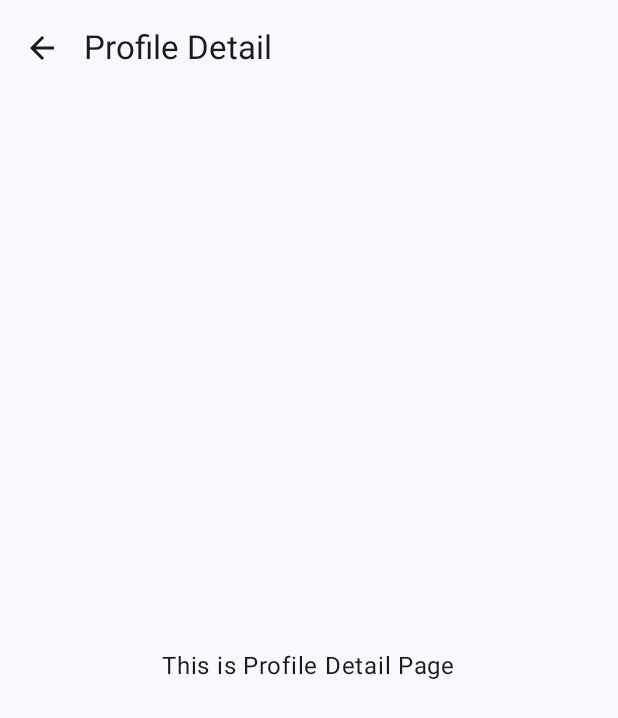
After one commit to ujangaripin24/KotlinAndroidApp1, an Android app built with Jetpack Compose: the ProfileDetailPage screen opened through its navigation route, on a phone screen of 412 x 824 dp. The commit adds this screen. Shown: the top 718 px of the screen. Run offline under Robolectric (Android 15) with nearby library versions, the light colour scheme and no system bars.

Commit message:
[layer] add nested layout for profile and detail profile

```diff
--- a/app/src/main/java/com/example/kotlinandroidapp1/navigation/AppNavHost.kt
+++ b/app/src/main/java/com/example/kotlinandroidapp1/navigation/AppNavHost.kt
@@ -8,6 +8,7 @@ import com.example.kotlinandroidapp1.layout.MainLayout
 import com.example.kotlinandroidapp1.ui.home.HomeScreen
 import com.example.kotlinandroidapp1.ui.login.LoginScreen
 import com.example.kotlinandroidapp1.ui.onboarding.OnboardingScreen
+import com.example.kotlinandroidapp1.ui.profile.ProfileDetailPage
 
 @Composable
 fun AppNavHost(navController: NavHostController) {
@@ -17,11 +18,8 @@ fun AppNavHost(navController: NavHostController) {
     ) {
         composable("onboarding") {
             OnboardingScreen(
-                onLoginClick = { navController.navigate("login_screen") },
+                onLoginClick = { navController.navigate("login_screen") }
             )
-        }
-        composable("home_screen") {
-            HomeScreen()
         }
         composable("login_screen") {
             LoginScreen(
@@ -29,7 +27,12 @@ fun AppNavHost(navController: NavHostController) {
             )
         }
         composable("main_layout") {
-            MainLayout()
+            MainLayout(parentNavController = navController)
+        }
+        composable("profile_detail_screen") {
+            ProfileDetailPage(
+                onBackClick = { navController.popBackStack() }
+            )
         }
     }
 }
--- a/app/src/main/java/com/example/kotlinandroidapp1/ui/login/LoginScreen.kt
+++ b/app/src/main/java/com/example/kotlinandroidapp1/ui/login/LoginScreen.kt
@@ -96,7 +96,7 @@ fun LoginScreen(
 
     LaunchedEffect(shouldNavigate) {
         if (shouldNavigate) {
-            delay(2000) // Simulate loading time
+            delay(2000)
             isLoading = false
             onMainLayoutClick()
         }
@@ -286,7 +286,7 @@ fun LoginScreen(
                                 errorMessage = "Email dan password harus diisi"
                             } else {
                                 isLoading = true
-                                shouldNavigate = true // Trigger navigation
+                                shouldNavigate = true
                             }
                         },
                         modifier = Modifier
--- /dev/null
+++ b/app/src/main/java/com/example/kotlinandroidapp1/ui/profile/ProfileDetailPage.kt
@@ -0,0 +1,42 @@
+package com.example.kotlinandroidapp1.ui.profile
+
+import androidx.compose.foundation.layout.Box
+import androidx.compose.foundation.layout.fillMaxSize
+import androidx.compose.foundation.layout.padding
+import androidx.compose.material.icons.Icons
+import androidx.compose.material.icons.filled.ArrowBack
+import androidx.compose.material3.ExperimentalMaterial3Api
+import androidx.compose.material3.Icon
+import androidx.compose.material3.IconButton
+import androidx.compose.material3.Scaffold
+import androidx.compose.material3.SmallTopAppBar
+import androidx.compose.material3.Text
+import androidx.compose.runtime.Composable
+import androidx.compose.ui.Alignment
+import androidx.compose.ui.Modifier
+
+@OptIn(ExperimentalMaterial3Api::class)
+@Composable
+fun ProfileDetailPage(onBackClick: () -> Unit) {
+    Scaffold (
+        topBar = {
+            SmallTopAppBar(
+                title = { Text("Profile Detail") },
+                navigationIcon = {
+                    IconButton (onClick = onBackClick) {
+                        Icon(Icons.Default.ArrowBack, contentDescription = "Back")
+                    }
+                }
+            )
+        }
+    ) { innerPadding ->
+        Box(
+            modifier = Modifier
+                .fillMaxSize()
+                .padding(innerPadding),
+            contentAlignment = Alignment.Center
+        ) {
+            Text("This is Profile Detail Page")
+        }
+    }
+}
```
Also changed, not shown: app/src/main/java/com/example/kotlinandroidapp1/layout/MainLayout.kt (+14 -6 lines), app/src/main/java/com/example/kotlinandroidapp1/ui/profile/ProfilePage.kt (+30 -1 lines).
